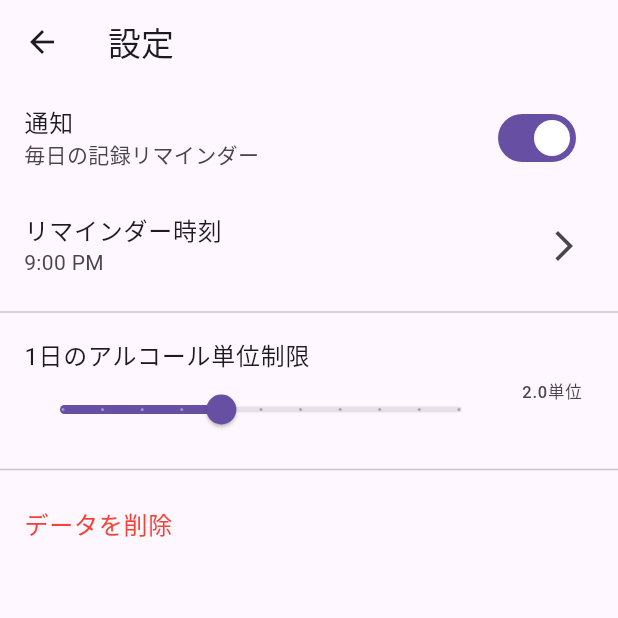
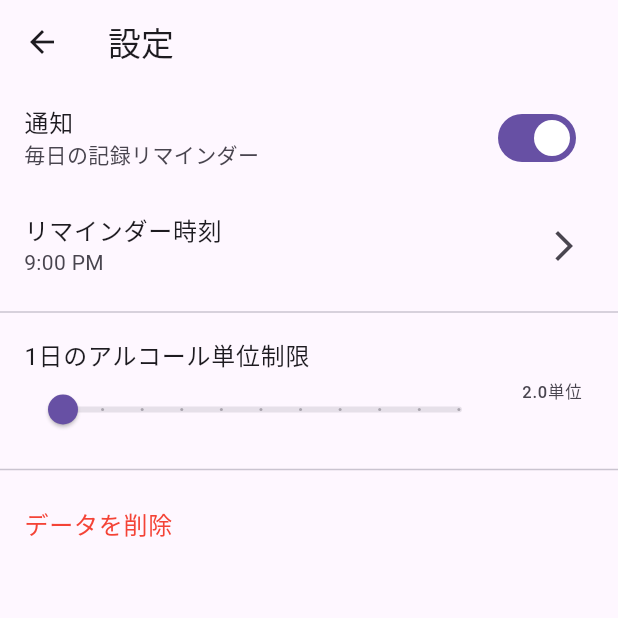
Before and after one commit to cbryotaro/alcohol_counter, a Flutter app: the screen it shows after launch, after a tap on the "settings" icon, on a phone screen of 412 x 824 dp, the top half of it. Run offline on Flutter 3.47's test engine with Material 3 defaults, Android fonts, the phone set to English and light mode, and no system bars; our stand-ins replace shared_preferences.

Commit message:
プログレスバー

```diff
--- a/lib/screens/main_screen.dart
+++ b/lib/screens/main_screen.dart
@@ -1,4 +1,5 @@
 import 'package:flutter/material.dart';
+import 'package:shared_preferences/shared_preferences.dart';
 import 'input_screen.dart';
 import 'settings_screen.dart';
 
@@ -11,6 +12,22 @@ class MainScreen extends StatefulWidget {
 
 class _MainScreenState extends State<MainScreen> {
   double _totalAlcoholGrams = 0.0;
+  double? _dailyLimit;
+  bool _isLoading = true;
+
+  @override
+  void initState() {
+    super.initState();
+    _loadDailyLimit();
+  }
+
+  Future<void> _loadDailyLimit() async {
+    final prefs = await SharedPreferences.getInstance();
+    setState(() {
+      _dailyLimit = prefs.getDouble('dailyLimit') ?? 3.0;
+      _isLoading = false;
+    });
+  }
 
   void _handleRecordSaved(double alcoholGrams) {
     setState(() {
@@ -122,6 +139,50 @@ class _MainScreenState extends State<MainScreen> {
                 fontWeight: FontWeight.bold,
               ),
             ),
+            const SizedBox(height: 16),
+            Padding(
+              padding: const EdgeInsets.symmetric(horizontal: 32.0),
+              child: _isLoading
+                  ? const Center(child: CircularProgressIndicator())
+                  : Column(
+                      crossAxisAlignment: CrossAxisAlignment.start,
+                      children: [
+                        LinearProgressIndicator(
+                          value: _dailyLimit != null && _dailyLimit! > 0
+                              ? (_totalAlcoholGrams / 20.0) / _dailyLimit!
+                              : 0.0,
+                          minHeight: 10,
+                          backgroundColor: Colors.grey[200],
+                          valueColor: AlwaysStoppedAnimation<Color>(
+                            _dailyLimit != null &&
+                                    (_totalAlcoholGrams / 20.0) >= _dailyLimit!
+                                ? Colors.red
+                                : Colors.green,
+                          ),
+                        ),
+                        const SizedBox(height: 8),
+                        Row(
+                          mainAxisAlignment: MainAxisAlignment.spaceBetween,
+                          children: [
+                            Text(
+                              '${(_totalAlcoholGrams / 20.0).toStringAsFixed(1)}単位',
+                              style: TextStyle(
+                                color: Colors.grey[600],
+                                fontSize: 12,
+                              ),
+                            ),
+                            Text(
+                              '目標: ${_dailyLimit?.toStringAsFixed(1) ?? '2.0'}単位',
+                              style: TextStyle(
+                                color: Colors.grey[600],
+                                fontSize: 12,
+                              ),
+                            ),
+                          ],
+                        ),
+                      ],
+                    ),
+            ),
             const SizedBox(height: 24),
             if (_totalAlcoholGrams > 0) ...[
               const SizedBox(height: 8),
--- a/lib/screens/settings_screen.dart
+++ b/lib/screens/settings_screen.dart
@@ -85,7 +85,7 @@ class _SettingsScreenState extends State<SettingsScreen> {
             subtitle: Slider(
               value: _dailyLimit,
               min: 0,
-              max: 5,
+              max: 100,
               divisions: 10,
               label: _dailyLimit.toString(),
               onChanged: (value) {
```
